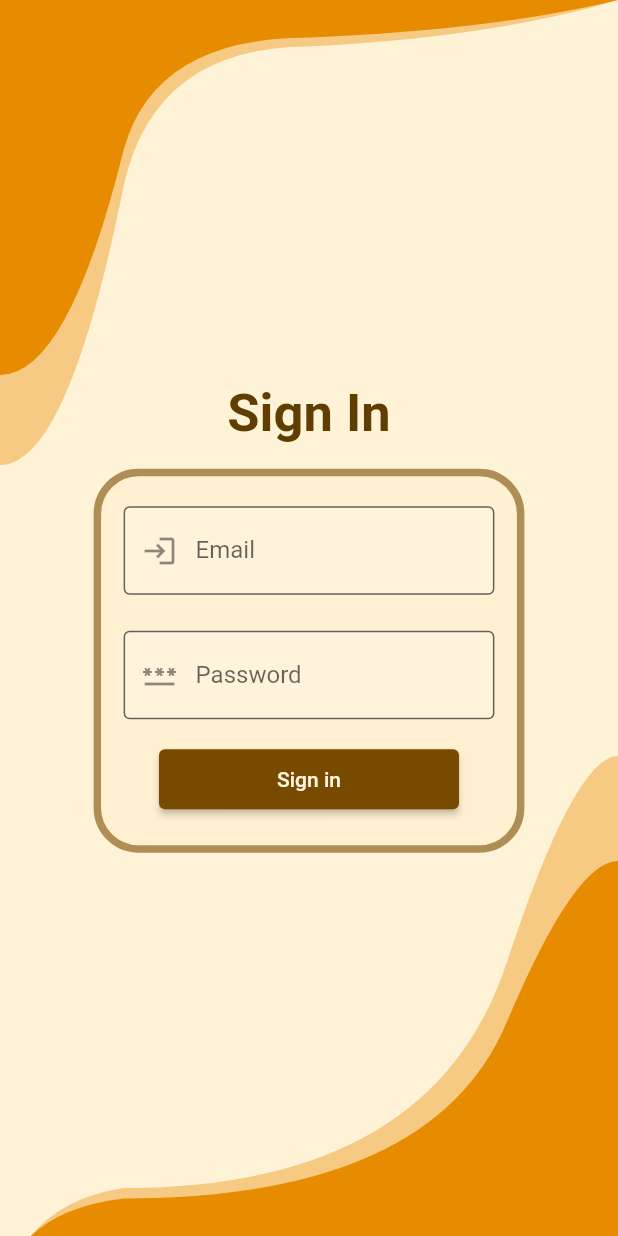
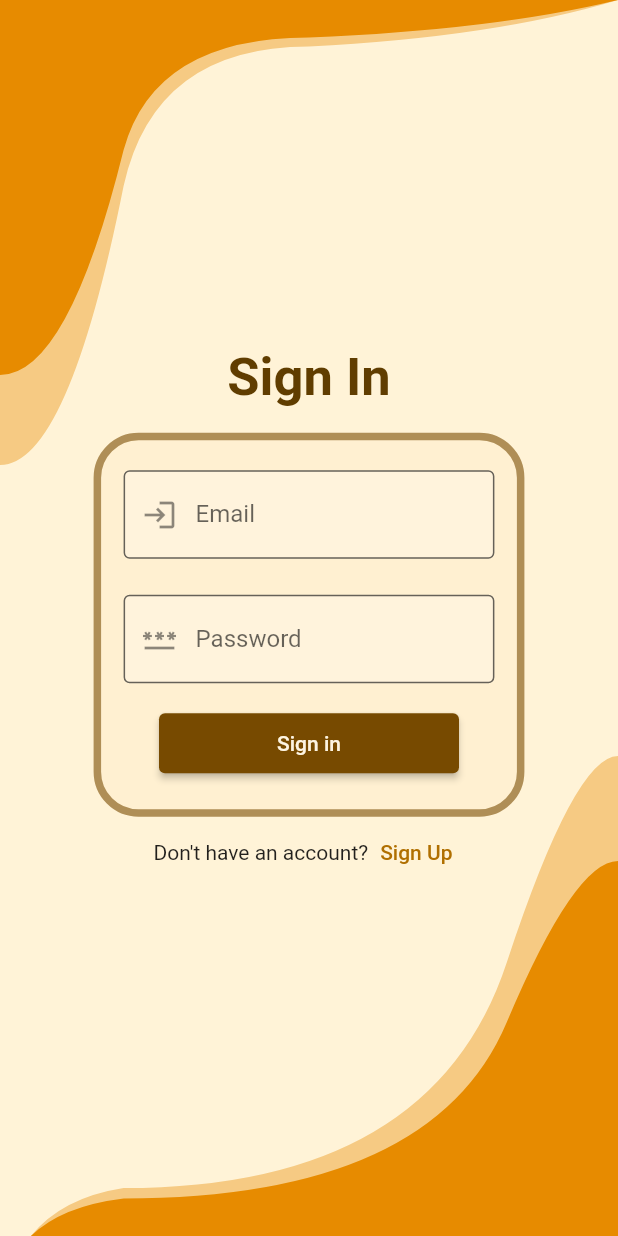
Before and after one commit to makjac/Flutter_HotelMotel_App, a Flutter app: the screen it shows after launch, on a phone screen of 412 x 824 dp. Run offline on Flutter 3.47's test engine with Material 2 defaults, Android fonts, the phone set to English and light mode, and no system bars; our stand-ins replace bloc, firebase_auth, firebase_core, flutter_bloc; accounts and stored records are empty.

Commit message:
authBloc update

```diff
--- a/lib/bloc/auth_state.dart
+++ b/lib/bloc/auth_state.dart
@@ -14,9 +14,10 @@ class VerificationEmailSend extends AuthState {}
 
 class ResetPasswdEmailSend extends AuthState {}
 
-class Error extends AuthState {
+class AuthError extends AuthState {
   final String error;
-  Error({
+
+  AuthError({
     required this.error,
   });
 }
--- a/lib/constans/route_name_constans.dart
+++ b/lib/constans/route_name_constans.dart
@@ -1,7 +1,7 @@
 // ignore_for_file: constant_identifier_names
 
 class AppRoute {
-  static const String HOME_ROUTE = "/";
+  static const String HOME_ROUTE = "/home";
   static const String LOGIN_ROUTE = "/";
   static const String REGISTER_ROUTE = "/register";
   static const String FORGPASS_ROUTE = "/forgotPassword";
--- a/lib/main.dart
+++ b/lib/main.dart
@@ -2,9 +2,6 @@ import 'package:firebase_core/firebase_core.dart';
 import 'package:flutter/material.dart';
 import 'package:hotel_motel/firebase_options.dart';
 import 'package:hotel_motel/router.dart';
-import 'package:hotel_motel/screens/forgot_password/forgot_password_page.dart';
-import 'package:hotel_motel/screens/signIn/sign_in_page.dart';
-import 'package:hotel_motel/screens/signUp/sign_up_page.dart';
 
 Future<void> main() async {
   WidgetsFlutterBinding.ensureInitialized();
--- a/lib/router.dart
+++ b/lib/router.dart
@@ -1,22 +1,21 @@
 import 'package:flutter/material.dart';
 import 'package:hotel_motel/constans/route_name_constans.dart';
-import 'package:hotel_motel/data/repository/auth_repository.dart';
 import 'package:hotel_motel/screens/forgot_password/forgot_password_page.dart';
+import 'package:hotel_motel/screens/home/home_page.dart';
 import 'package:hotel_motel/screens/signIn/sign_in_page.dart';
 import 'package:hotel_motel/screens/signUp/sign_up_page.dart';
 
 class AppRouter {
-  AuthRepository? repository;
-
-  AppRouter() {
-    repository = AuthRepository();
-  }
+  AppRouter();
 
   Route? generateRoute(RouteSettings settings) {
     switch (settings.name) {
+      case AppRoute.HOME_ROUTE:
+        return MaterialPageRoute(
+            builder: (BuildContext context) => const HomePage());
       case AppRoute.LOGIN_ROUTE:
         return MaterialPageRoute(
-            builder: (BuildContext context) => SignInPage(repository: repository!,));
+            builder: (BuildContext context) => SignInPage());
       case AppRoute.REGISTER_ROUTE:
         return MaterialPageRoute(
             builder: (BuildContext context) => const SignUpPage());
--- /dev/null
+++ b/lib/screens/signIn/Sign_in_footer.dart
@@ -0,0 +1,25 @@
+import 'package:flutter/material.dart';
+import 'package:hotel_motel/constans/route_name_constans.dart';
+import 'package:hotel_motel/theme/design_system.dart';
+
+class SignInFooter extends StatelessWidget {
+  const SignInFooter({Key? key}) : super(key: key);
+
+  @override
+  Widget build(BuildContext context) {
+    return Row(
+      mainAxisAlignment: MainAxisAlignment.center,
+      children: [
+        const Text("Don't have an account?"),
+        TextButton(
+          onPressed: () =>
+              Navigator.pushNamed(context, AppRoute.REGISTER_ROUTE),
+          child: const Text("Sign Up"),
+          style: TextButton.styleFrom(
+            primary: InsetsColors.tButColor,
+          ),
+        ),
+      ],
+    );
+  }
+}
--- a/lib/screens/signIn/sign_in_form.dart
+++ b/lib/screens/signIn/sign_in_form.dart
@@ -15,8 +15,10 @@ class SignInForm extends StatelessWidget {
     final _formKey = GlobalKey<FormState>();
 
     void _onSignIn(String email, String password) {
-      BlocProvider.of<AuthBloc>(context)
-          .add(SignInRequest(email: email, passwd: password));
+      if (_formKey.currentState!.validate()) {
+        BlocProvider.of<AuthBloc>(context)
+            .add(SignInRequest(email: email, passwd: password));
+      }
     }
 
     return Form(
@@ -35,9 +37,11 @@ class SignInForm extends StatelessWidget {
               fixedSize: const Size(200, 40),
             ),
             child: BlocBuilder<AuthBloc, AuthState>(
-              builder: (context, state) {
+              builder: (ctx, state) {
                 if (state is Processing) {
-                  return const CircularProgressIndicator();
+                  return const CircularProgressIndicator(
+                    color: InsetsColors.cpiColor,
+                  );
                 } else {
                   return const Text(
                     "Sign in",
--- a/lib/screens/signIn/sign_in_page.dart
+++ b/lib/screens/signIn/sign_in_page.dart
@@ -1,16 +1,15 @@
 import 'package:flutter/material.dart';
 import 'package:flutter_bloc/flutter_bloc.dart';
 import 'package:hotel_motel/bloc/auth_bloc.dart';
+import 'package:hotel_motel/constans/route_name_constans.dart';
 import 'package:hotel_motel/data/repository/auth_repository.dart';
+import 'package:hotel_motel/screens/signIn/Sign_in_footer.dart';
 import 'package:hotel_motel/screens/signIn/sign_in_form.dart';
 import 'package:hotel_motel/theme/design_system.dart';
 import 'package:hotel_motel/widgets/Screens_templates/auth_screen_template.dart';
-import 'package:hotel_motel/widgets/decorations/auth_screen_shapes.dart';
 
 class SignInPage extends StatefulWidget {
-  final AuthRepository repository;
-
-  const SignInPage({required this.repository, Key? key}) : super(key: key);
+  const SignInPage({Key? key}) : super(key: key);
 
   @override
   State<SignInPage> createState() => _SignInPageState();
@@ -22,7 +21,13 @@ class _SignInPageState extends State<SignInPage> {
   @override
   void initState() {
     super.initState();
-    _authBloc = AuthBloc(repository: widget.repository);
+    _authBloc = AuthBloc(repository: AuthRepository());
+  }
+
+  @override
+  void deactivate() {
+    _authBloc.close();
+    super.deactivate();
   }
 
   @override
@@ -38,9 +43,19 @@ class _SignInPageState extends State<SignInPage> {
       child: Scaffold(
         backgroundColor: InsetsColors.backgroundColor,
         body: BlocListener<AuthBloc, AuthState>(
-          listener: (ctx, state) {},
-          child:
-              const AuthScreenTemplate(header: "Sign In", form: SignInForm()),
+          listener: (ctx, state) {
+            if (state is LoggedIn) {
+              Navigator.pushNamedAndRemoveUntil(
+                  context, AppRoute.HOME_ROUTE, (route) => false);
+            }
+            if (state is AuthError) {
+              ScaffoldMessenger.of(context).showSnackBar(SnackBar(
+                content: Text(state.error),
+              ));
+            }
+          },
+          child: const AuthScreenTemplate(
+              header: "Sign In", form: SignInForm(), footer: SignInFooter()),
         ),
       ),
     );
--- a/lib/theme/design_system.dart
+++ b/lib/theme/design_system.dart
@@ -17,7 +17,8 @@ class InsetsColors {
   static const Color authShapeMainColor = Color.fromARGB(255, 231, 139, 0);
   static const Color authShapeShadowColor = Color.fromARGB(100, 231, 139, 0);
   static const Color authBorderFormColor = Color.fromARGB(150, 119, 74, 0);
-  static const Color authBackgroundFormColor = Color.fromARGB(160, 255, 238, 206);
+  static const Color authBackgroundFormColor =
+      Color.fromARGB(160, 255, 238, 206);
   static const Color authHeaderTextColor = Color.fromARGB(255, 96, 61, 0);
 
   //TextFormField
@@ -27,4 +28,10 @@ class InsetsColors {
   //ElevatedButton
   static const Color eButBackgroundColor = Color.fromARGB(255, 119, 74, 0);
   static const Color eButTextColor = Color.fromARGB(255, 253, 244, 225);
+
+  //TextButton
+  static const Color tButColor = Color.fromARGB(255, 176, 111, 0);
+
+  //CircularProgressIndicator
+  static const Color cpiColor = Colors.brown;
 }
--- a/lib/widgets/Screens_templates/auth_screen_template.dart
+++ b/lib/widgets/Screens_templates/auth_screen_template.dart
@@ -1,14 +1,17 @@
 import 'package:flutter/material.dart';
-import 'package:hotel_motel/screens/signIn/sign_in_form.dart';
 import 'package:hotel_motel/theme/design_system.dart';
 import 'package:hotel_motel/widgets/decorations/auth_screen_shapes.dart';
 
 class AuthScreenTemplate extends StatelessWidget {
   final String header;
   final Widget form;
+  final Widget? footer;
 
-  const AuthScreenTemplate({required this.header, required this.form, Key? key})
+  const AuthScreenTemplate(
+      {required this.header, required this.form, this.footer, Key? key})
       : super(key: key);
+
+  bool _shouldShowFooter() => footer != null;
 
   @override
   Widget build(BuildContext context) {
@@ -49,6 +52,7 @@ class AuthScreenTemplate extends StatelessWidget {
                   child: form,
                 ),
               ),
+              _shouldShowFooter() ? footer! : Container(),
             ],
           ),
         ),
```
Also changed, not shown: lib/bloc/auth_bloc.dart (+4 -4 lines), lib/data/repository/auth_repository.dart (+9 -8 lines), lib/screens/home/home_page.dart (added, +20 -0 lines), lib/screens/signUp/Sign_up_footer.dart (added, +24 -0 lines), lib/screens/signUp/sign_up_page.dart (+35 -3 lines).
